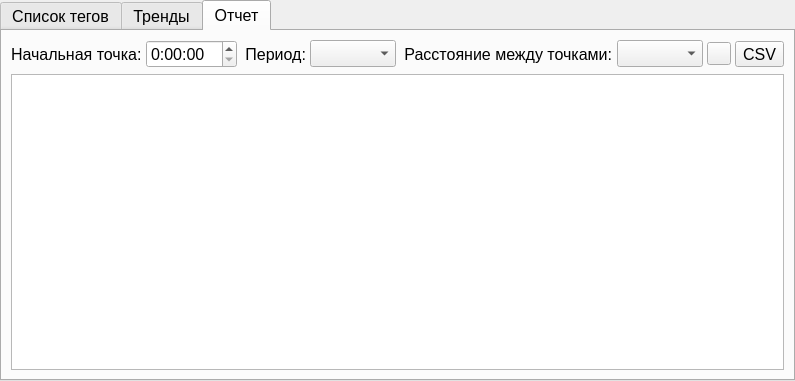
The window that subform.ui (Jaskievich/Jaskevich) describes before a commit, drawn with Qt 5.
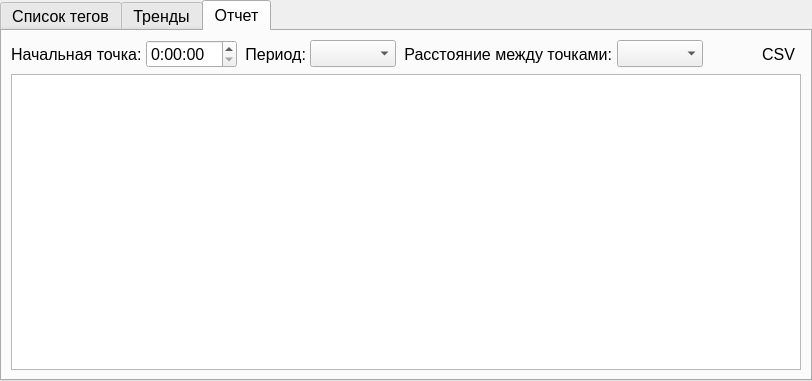
The same window after the commit. The open tabs and pages were chosen to show the change. Icons and pictures are not drawn.

The edit to the form file:
```diff
--- a/subform.ui
+++ b/subform.ui
@@ -6,7 +6,7 @@
    <rect>
     <x>0</x>
     <y>0</y>
-    <width>790</width>
+    <width>801</width>
     <height>381</height>
    </rect>
   </property>
@@ -532,11 +532,17 @@
             <bool>true</bool>
            </property>
            <property name="sizePolicy">
-            <sizepolicy hsizetype="Fixed" vsizetype="Fixed">
+            <sizepolicy hsizetype="Preferred" vsizetype="Preferred">
              <horstretch>0</horstretch>
              <verstretch>0</verstretch>
             </sizepolicy>
            </property>
+           <property name="minimumSize">
+            <size>
+             <width>45</width>
+             <height>0</height>
+            </size>
+           </property>
            <property name="baseSize">
             <size>
              <width>0</width>
@@ -556,13 +562,40 @@
            <property name="checkable">
             <bool>true</bool>
            </property>
+           <property name="toolButtonStyle">
+            <enum>Qt::ToolButtonIconOnly</enum>
+           </property>
+           <property name="autoRaise">
+            <bool>true</bool>
+           </property>
           </widget>
          </item>
          <item>
           <widget class="QToolButton" name="toolButton_SaveCSV">
+           <property name="sizePolicy">
+            <sizepolicy hsizetype="Preferred" vsizetype="Preferred">
+             <horstretch>0</horstretch>
+             <verstretch>0</verstretch>
+            </sizepolicy>
+           </property>
+           <property name="minimumSize">
+            <size>
+             <width>45</width>
+             <height>0</height>
+            </size>
+           </property>
            <property name="text">
             <string>CSV</string>
            </property>
+           <property name="toolButtonStyle">
+            <enum>Qt::ToolButtonIconOnly</enum>
+           </property>
+           <property name="autoRaise">
+            <bool>true</bool>
+           </property>
+           <property name="arrowType">
+            <enum>Qt::NoArrow</enum>
+           </property>
           </widget>
          </item>
          <item>
```
